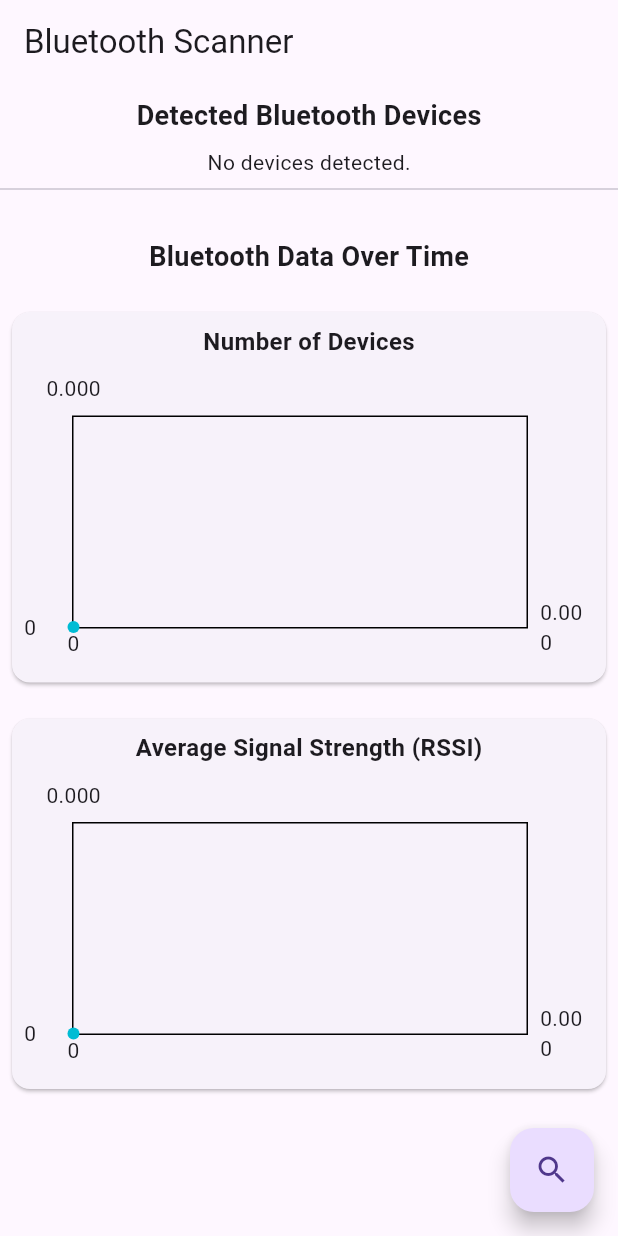
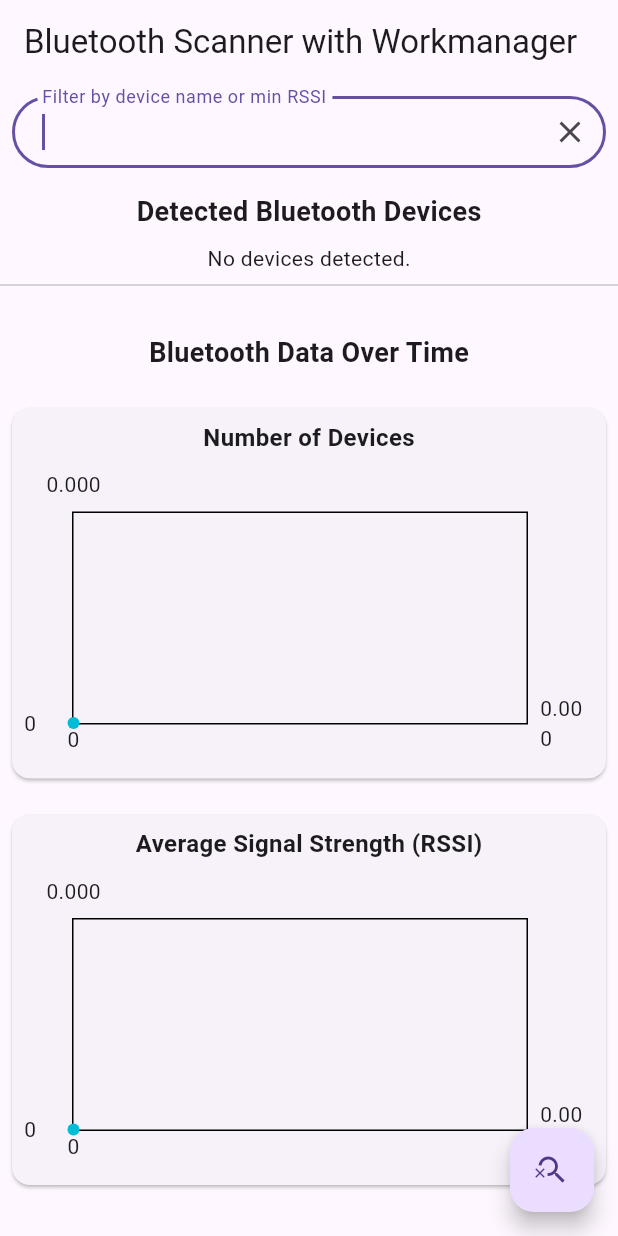
Before and after one commit to hboothe11233/flutter_passive_sensing_project, a Flutter app: the screen it shows after launch, after a tap on the "search" icon, on a phone screen of 412 x 824 dp. Run offline on Flutter 3.47's test engine with Material 3 defaults, Android fonts, the phone set to English and light mode, and no system bars; drawn by our look-alikes of fl_chart; our stand-ins replace flutter_blue_plus, permission_handler; missing offline and left inert: workmanager.

Commit message:
Updated search capability

```diff
--- a/lib/main.dart
+++ b/lib/main.dart
@@ -4,95 +4,150 @@ import 'package:flutter/material.dart';
 import 'package:flutter_blue_plus/flutter_blue_plus.dart';
 import 'package:permission_handler/permission_handler.dart';
 import 'package:fl_chart/fl_chart.dart';
+import 'package:workmanager/workmanager.dart';
 
-void main() {
+/// Unique name for our background task.
+const String scanTask = "backgroundBluetoothScanTask";
+
+@pragma('vm:entry-point')
+void callbackDispatcher() {
+  Workmanager().executeTask((task, inputData) async {
+    if (task == scanTask) {
+      debugPrint("Executing background Bluetooth scan task");
+
+      // Start scanning with a fixed 5-second timeout.
+      FlutterBluePlus.startScan(timeout: Duration(seconds: 5));
+
+      // Listen for scan results.
+      List<ScanResult> results = [];
+      var subscription = FlutterBluePlus.scanResults.listen((scanResults) {
+        results = scanResults;
+      });
+
+      // Wait for the scan duration to complete.
+      await Future.delayed(Duration(seconds: 5));
+      FlutterBluePlus.stopScan();
+      subscription.cancel();
+
+      // Process the scan results (avoid duplicate devices).
+      Set<String> deviceIds = {};
+      int sumRssi = 0;
+      int count = 0;
+      for (var result in results) {
+        if (!deviceIds.contains(result.device.remoteId.str)) {
+          deviceIds.add(result.device.remoteId.str);
+          count++;
+          sumRssi += result.rssi;
+        }
+      }
+      double avgRssi = count > 0 ? sumRssi / count : 0;
+
+      debugPrint("Background scan completed: count = $count, avg RSSI = $avgRssi");
+    }
+    return Future.value(true);
+  });
+}
+
+Future<void> main() async {
+  WidgetsFlutterBinding.ensureInitialized();
+
+  // Initialize Workmanager.
+  Workmanager().initialize(callbackDispatcher, isInDebugMode: true);
+
+  // Register a periodic background task.
+  Workmanager().registerPeriodicTask(
+    "1", // Unique name for this task.
+    scanTask,
+    frequency: Duration(minutes: 15),
+  );
+
   runApp(MyApp());
 }
 
 /// Main app widget.
 class MyApp extends StatelessWidget {
   const MyApp({super.key});
-
   @override
   Widget build(BuildContext context) {
     return MaterialApp(
-      title: 'Bluetooth Scanner',
+      title: 'Bluetooth Scanner with Workmanager',
       theme: ThemeData(primarySwatch: Colors.blue),
       home: HomePage(),
     );
   }
 }
 
-/// A simple model to record scan data over time.
-class ScanRecord {
+/// New model storing the raw results for each scan with timestamp.
+class ScanBatch {
   final DateTime timestamp;
-  final int deviceCount;
-  final double averageRssi;
-
-  ScanRecord({
+  final List<ScanResult> results;
+  ScanBatch({
     required this.timestamp,
-    required this.deviceCount,
-    required this.averageRssi,
+    required this.results,
   });
 }
 
-/// HomePage handles Bluetooth scanning, data collection and charting.
+/// HomePage handles Bluetooth scanning in the foreground, data collection, filtering, and charting.
 class HomePage extends StatefulWidget {
   const HomePage({super.key});
-
   @override
   HomePageState createState() => HomePageState();
 }
 
 class HomePageState extends State<HomePage> {
-  // List of recent scan records.
-  List<ScanRecord> scanRecords = [];
-  // List of devices from the most recent scan.
+  // Store each scan’s raw batch.
+  List<ScanBatch> _scanBatches = [];
+  // Latest scan results for list view.
   List<ScanResult> devices = [];
   Timer? _timer;
   PermissionStatus permissions = PermissionStatus.denied;
 
+  // Controller for filtering, its FocusNode, and a flag to control its visibility.
+  final TextEditingController _searchController = TextEditingController();
+  final FocusNode _searchFocusNode = FocusNode();
+  String _searchQuery = "";
+  bool _showSearch = false;
+
+  // ScrollController for jumping to the top when search is enabled.
+  final ScrollController _scrollController = ScrollController();
+
   @override
   void initState() {
     super.initState();
-    // WidgetsBinding.instance.addPostFrameCallback((_) {
     _checkPermissions().then((granted) {
       if (!mounted) return;
       if (granted) {
-          // Start an immediate scan.
-          debugPrint("About to perform scan");
+        debugPrint("Permissions granted. Starting foreground scan.");
         _performScan();
-          // Then schedule periodic scans every 10 seconds.
+        // Schedule a foreground scan every 10 seconds.
         _timer = Timer.periodic(Duration(seconds: 10), (timer) {
           _performScan();
         });
       } else {
         ScaffoldMessenger.of(context).showSnackBar(
-            SnackBar(content: Text('Location permission is required for scanning.')),
+          SnackBar(content: Text('Required permissions not granted.')),
         );
       }
     });
-    // });
   }
-
-
 
   @override
   void dispose() {
     _timer?.cancel();
     FlutterBluePlus.stopScan();
+    _searchController.dispose();
+    _searchFocusNode.dispose();
+    _scrollController.dispose();
     super.dispose();
   }
 
-  /// Request location permissions (required for Bluetooth scanning on Android).
+  /// Request necessary permissions.
   Future<bool> _checkPermissions() async {
     if (Platform.isIOS) {
       // // Request Bluetooth scanning permission for iOS.
       debugPrint("Requesting bluetooth permission");
       // await Permission.bluetooth.request();
       debugPrint("Requesting locations permission");
-      // permissions = await Permission.location.request() ;
-      List<PermissionStatus> bothResponses = [];
       // try {
         await Permission.bluetooth.request().then((bluetoothReponse) async {
           if(bluetoothReponse.isGranted){
@@ -103,54 +158,29 @@ class HomePageState extends State<HomePage> {
       // } catch (e) {
       //   debugPrint(e.toString());
       // }
-      debugPrint("both responses: $bothResponses");
+      // debugPrint("both responses: $bothResponses");
       return permissions.isGranted;
     } else {
-      // Request location permission on Android.
       var locationStatus = await Permission.location.request();
+      await Permission.backgroundRefresh.request();
       return locationStatus.isGranted;
     }
   }
 
-  /// Perform a Bluetooth scan for a fixed duration, update device list and record scan data.
+  /// Perform a Bluetooth scan and store raw results as a ScanBatch.
   Future<void> _performScan() async {
-    // Clear any previous scan results.
     List<ScanResult> results = [];
-    // Start scanning with a 5-second timeout.
     FlutterBluePlus.startScan(timeout: Duration(seconds: 5));
-
-    // Listen for scan results.
     var subscription = FlutterBluePlus.scanResults.listen((scanResults) {
       results = scanResults;
     });
-
-    // Wait for the scan to complete.
     await Future.delayed(Duration(seconds: 5));
     FlutterBluePlus.stopScan();
     subscription.cancel();
 
-    // Process the results: avoid duplicate devices by using a Set.
-    Set<String> deviceIds = {};
-    int sumRssi = 0;
-    int count = 0;
-
-    for (var result in results) {
-      if (!deviceIds.contains(result.device.remoteId.str)) {
-        deviceIds.add(result.device.remoteId.str);
-        count++;
-        sumRssi += result.rssi;
-      }
-    }
-    double avgRssi = count > 0 ? sumRssi / count : 0;
-
-    if (!mounted) return;
     setState(() {
       devices = results;
-      scanRecords.add(ScanRecord(
-        timestamp: DateTime.now(),
-        deviceCount: count,
-        averageRssi: avgRssi,
-      ));
+      _scanBatches.add(ScanBatch(timestamp: DateTime.now(), results: results));
     });
   }
 
@@ -164,8 +194,8 @@ class HomePageState extends State<HomePage> {
           children: [
             Text(title,
                 style: TextStyle(fontSize: 16, fontWeight: FontWeight.bold)),
-            SizedBox(height: 8.0), // Adding space between title and chart.
-            Container(
+            SizedBox(height: 8.0),
+            SizedBox(
               height: 200,
               child: LineChart(
                 LineChartData(
@@ -182,18 +212,14 @@ class HomePageState extends State<HomePage> {
                       sideTitles: SideTitles(
                         showTitles: true,
                         reservedSize: 28,
-                        getTitlesWidget: (value, meta) {
-                          return Text(value.toInt().toString());
-                        },
+                        getTitlesWidget: (value, meta) => Text(value.toInt().toString()),
                       ),
                     ),
                     leftTitles: AxisTitles(
                       sideTitles: SideTitles(
                         showTitles: true,
                         reservedSize: 32,
-                        getTitlesWidget: (value, meta) {
-                          return Text(value.toStringAsFixed(0));
-                        },
+                        getTitlesWidget: (value, meta) => Text(value.toStringAsFixed(0)),
                       ),
                     ),
                   ),
@@ -208,47 +234,125 @@ class HomePageState extends State<HomePage> {
     );
   }
 
-  /// Prepare chart data (FlSpot) for device count.
+  /// Build chart data for "Number of Devices" over time.
   List<FlSpot> _getDeviceCountSpots() {
     List<FlSpot> spots = [];
-    for (int i = 0; i < scanRecords.length; i++) {
-      spots.add(FlSpot(i.toDouble(), scanRecords[i].deviceCount.toDouble()));
+    for (int i = 0; i < _scanBatches.length; i++) {
+      // Compute count based on filter.
+      List<ScanResult> batchResults = _scanBatches[i].results;
+      if (_searchQuery.isNotEmpty) {
+        double? queryRssi = double.tryParse(_searchQuery);
+        if (queryRssi != null) {
+          batchResults = batchResults.where((result) => result.rssi <= queryRssi).toList();
+        } else {
+          batchResults = batchResults.where((result) {
+            String deviceName = result.device.advName.isNotEmpty
+                ? result.device.advName
+                : result.device.remoteId.str;
+            return deviceName.toLowerCase().contains(_searchQuery.toLowerCase());
+          }).toList();
+        }
+      }
+      int count = batchResults.length;
+      spots.add(FlSpot(i.toDouble(), count.toDouble()));
     }
     return spots;
   }
 
-  /// Prepare chart data (FlSpot) for average RSSI.
+  /// Build chart data for "Average RSSI" over time.
   List<FlSpot> _getAvgRssiSpots() {
     List<FlSpot> spots = [];
-    for (int i = 0; i < scanRecords.length; i++) {
-      spots.add(FlSpot(i.toDouble(), scanRecords[i].averageRssi));
+    for (int i = 0; i < _scanBatches.length; i++) {
+      List<ScanResult> batchResults = _scanBatches[i].results;
+      if (_searchQuery.isNotEmpty) {
+        double? queryRssi = double.tryParse(_searchQuery);
+        if (queryRssi != null) {
+          batchResults = batchResults.where((result) => result.rssi <= queryRssi).toList();
+        } else {
+          batchResults = batchResults.where((result) {
+            String deviceName = result.device.advName.isNotEmpty
+                ? result.device.advName
+                : result.device.remoteId.str;
+            return deviceName.toLowerCase().contains(_searchQuery.toLowerCase());
+          }).toList();
+        }
+      }
+      int count = batchResults.length;
+      int sumRssi = batchResults.fold(0, (prev, element) => prev + element.rssi);
+      double avgRssi = count > 0 ? sumRssi / count : 0;
+      spots.add(FlSpot(i.toDouble(), avgRssi));
     }
     return spots;
   }
 
   @override
   Widget build(BuildContext context) {
+    // Filter devices for list view.
+    final filteredDevices = devices.where((device) {
+      if (_searchQuery.isEmpty) return true;
+      double? queryRssi = double.tryParse(_searchQuery);
+      if (queryRssi != null) {
+        return device.rssi <= queryRssi;
+      } else {
+        String deviceName = device.device.advName.isNotEmpty
+            ? device.device.advName
+            : device.device.remoteId.str;
+        return deviceName.toLowerCase().contains(_searchQuery.toLowerCase());
+      }
+    }).toList();
+
     return Scaffold(
       appBar: AppBar(
-        title: Text('Bluetooth Scanner'),
+        title: Text('Bluetooth Scanner with Workmanager'),
       ),
       body: SingleChildScrollView(
+        controller: _scrollController,
         child: Column(
           children: [
-            // Display current scan devices
+            // Conditionally display the search field.
+            if (_showSearch)
+              Padding(
+                padding: const EdgeInsets.all(8.0),
+                child: TextField(
+                  focusNode: _searchFocusNode,
+                  controller: _searchController,
+                  decoration: InputDecoration(
+                    labelText: 'Filter by device name or min RSSI',
+                    contentPadding: EdgeInsets.symmetric(horizontal: 16.0),
+                    border: OutlineInputBorder(
+                      borderRadius: BorderRadius.circular(30.0),
+                    ),
+                    suffixIcon: IconButton(
+                      icon: Icon(Icons.clear),
+                      onPressed: () {
+                        _searchController.clear();
+                        setState(() {
+                          _searchQuery = "";
+                        });
+                      },
+                    ),
+                  ),
+                  onChanged: (value) {
+                    setState(() {
+                      _searchQuery = value;
+                    });
+                  },
+                ),
+              ),
+            // Heading for detected devices.
             Padding(
               padding: const EdgeInsets.all(8.0),
               child: Text('Detected Bluetooth Devices',
                   style: TextStyle(fontSize: 18, fontWeight: FontWeight.bold)),
             ),
-            devices.isEmpty
+            filteredDevices.isEmpty
                 ? Center(child: Text('No devices detected.'))
                 : ListView.builder(
               shrinkWrap: true,
               physics: NeverScrollableScrollPhysics(),
-              itemCount: devices.length,
+              itemCount: filteredDevices.length,
               itemBuilder: (context, index) {
-                final result = devices[index];
+                final result = filteredDevices[index];
                 return ListTile(
                   title: Text(result.device.advName.isNotEmpty
                       ? result.device.advName
@@ -259,7 +363,7 @@ class HomePageState extends State<HomePage> {
               },
             ),
             Divider(),
-            SizedBox(height: 16.0), // Use SizedBox for adding whitespace.
+            SizedBox(height: 16.0),
             Padding(
               padding: const EdgeInsets.all(8.0),
               child: Text('Bluetooth Data Over Time',
@@ -272,10 +376,32 @@ class HomePageState extends State<HomePage> {
           ],
         ),
       ),
-      // Floating action button to manually trigger a scan.
+      // FAB toggles search field visibility, scrolls to top, activates the keyboard,
+      // and clears the filter if the search field is hidden.
       floatingActionButton: FloatingActionButton(
-        onPressed: _performScan,
-        child: Icon(Icons.search),
+        onPressed: () {
+          final bool newShowState = !_showSearch;
+          setState(() {
+            _showSearch = newShowState;
+          });
+          if (newShowState) {
+            _scrollController.animateTo(
+              0,
+              duration: Duration(milliseconds: 300),
+              curve: Curves.easeInOut,
+            );
+            Future.delayed(Duration(milliseconds: 350), () {
+              FocusScope.of(context).requestFocus(_searchFocusNode);
+            });
+          } else {
+            // Clear filter when search field is hidden.
+            _searchController.clear();
+            setState(() {
+              _searchQuery = "";
+            });
+          }
+        },
+        child: Icon(_showSearch ? Icons.search_off : Icons.search),
       ),
     );
   }
```
Also changed, not shown: pubspec.yaml (+6 -1 lines), pubspec.lock, 4 other files. Lines whose indentation alone changed are shown as unchanged.
